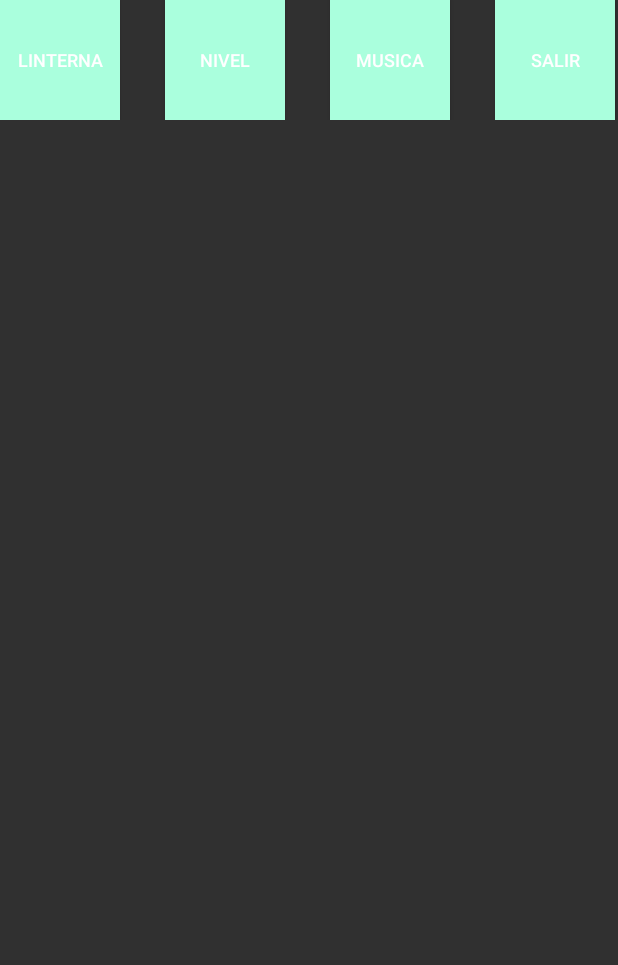
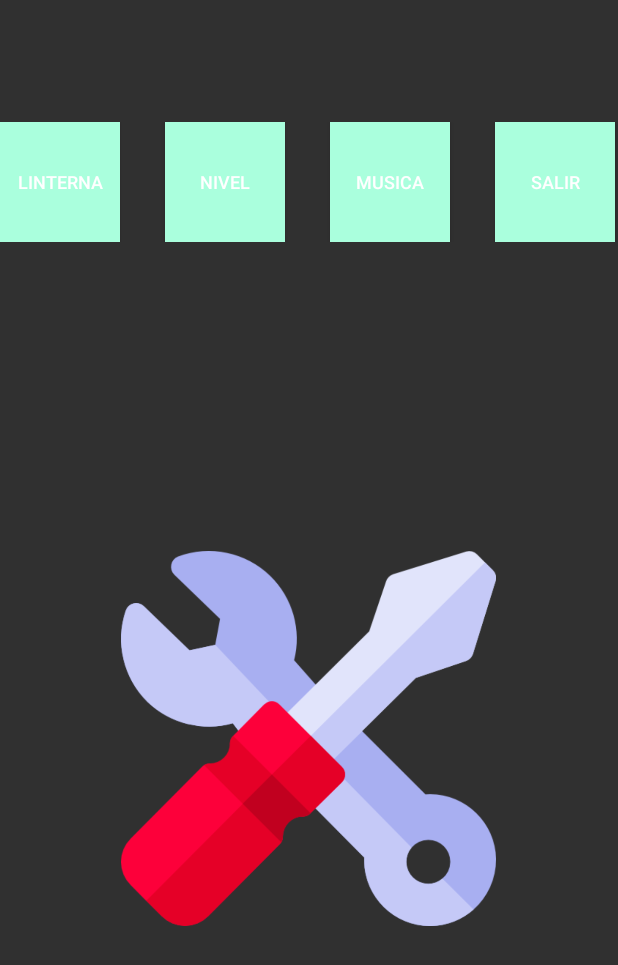
Before and after one commit to ikeer-gr/ProyectoMultiAppAndroid, an Android app: the herramientas screen opened directly, with no data from a screen before it, on a phone screen of 412 x 824 dp. Shown: the top 965 px of the screen. Run offline under Robolectric (Android 15) with nearby library versions, the phone set to English and light mode, and no system bars.

Commit message:
hasta imagenes fragmentos

```diff
--- a/app/src/main/java/com/example/ikergomezrubio/fragmento_menu.java
+++ b/app/src/main/java/com/example/ikergomezrubio/fragmento_menu.java
@@ -1,64 +1,23 @@
 package com.example.ikergomezrubio;
 
 import android.os.Bundle;
-
-import androidx.fragment.app.Fragment;
-
 import android.view.LayoutInflater;
 import android.view.View;
 import android.view.ViewGroup;
 
-/**
- * A simple {@link Fragment} subclass.
- * Use the {@link fragmento_menu#newInstance} factory method to
- * create an instance of this fragment.
- */
+import androidx.fragment.app.Fragment;
+
+
 public class fragmento_menu extends Fragment {
 
-    // TODO: Rename parameter arguments, choose names that match
-    // the fragment initialization parameters, e.g. ARG_ITEM_NUMBER
-    private static final String ARG_PARAM1 = "param1";
-    private static final String ARG_PARAM2 = "param2";
-
-    // TODO: Rename and change types of parameters
-    private String mParam1;
-    private String mParam2;
 
     public fragmento_menu() {
-        // Required empty public constructor
-    }
-
-    /**
-     * Use this factory method to create a new instance of
-     * this fragment using the provided parameters.
-     *
-     * @param param1 Parameter 1.
-     * @param param2 Parameter 2.
-     * @return A new instance of fragment fragmento_menu.
-     */
-    // TODO: Rename and change types and number of parameters
-    public static fragmento_menu newInstance(String param1, String param2) {
-        fragmento_menu fragment = new fragmento_menu();
-        Bundle args = new Bundle();
-        args.putString(ARG_PARAM1, param1);
-        args.putString(ARG_PARAM2, param2);
-        fragment.setArguments(args);
-        return fragment;
-    }
-
-    @Override
-    public void onCreate(Bundle savedInstanceState) {
-        super.onCreate(savedInstanceState);
-        if (getArguments() != null) {
-            mParam1 = getArguments().getString(ARG_PARAM1);
-            mParam2 = getArguments().getString(ARG_PARAM2);
-        }
     }
 
     @Override
     public View onCreateView(LayoutInflater inflater, ViewGroup container,
                              Bundle savedInstanceState) {
-        // Inflate the layout for this fragment
+
         return inflater.inflate(R.layout.fragment_fragmento_menu, container, false);
     }
 }
--- a/app/src/main/res/layout/activity_herramientas.xml
+++ b/app/src/main/res/layout/activity_herramientas.xml
@@ -7,12 +7,26 @@
     android:orientation="vertical"
     tools:context=".herramientas">
 
+    <Space
+        android:layout_width="match_parent"
+        android:layout_height="81dp" />
+
     <fragment
         android:id="@+id/menu_herramientas"
         android:name="com.example.ikergomezrubio.fragmento_menu"
         android:layout_width="match_parent"
         android:layout_height="wrap_content"
         tools:layout="@layout/fragment_fragmento_menu" />
+    <RelativeLayout
+        android:layout_width="match_parent"
+        android:layout_height="match_parent"
+        android:id="@+id/cont_herramientas"
+        android:gravity="center">
 
+        <ImageView
+            android:layout_width="250dp"
+            android:layout_height="398dp"
+            android:src="@drawable/herramienta" />
+    </RelativeLayout>
 
 </LinearLayout>
--- a/app/src/main/res/layout/fragment_fragmento_musica.xml
+++ b/app/src/main/res/layout/fragment_fragmento_musica.xml
@@ -5,10 +5,10 @@
     android:layout_height="match_parent"
     tools:context=".fragmento_musica">
 
-    <!-- TODO: Update blank fragment layout -->
-    <TextView
+    <ImageView
         android:layout_width="match_parent"
         android:layout_height="match_parent"
-        android:text="@string/hello_blank_fragment" />
+        android:src="@drawable/radioapagada"
+        android:id="@+id/musica"/>
 
 </FrameLayout>
--- a/app/src/main/res/layout/fragment_fragmento_nivel.xml
+++ b/app/src/main/res/layout/fragment_fragmento_nivel.xml
@@ -5,10 +5,9 @@
     android:layout_height="match_parent"
     tools:context=".fragmento_nivel">
 
-    <!-- TODO: Update blank fragment layout -->
     <TextView
         android:layout_width="match_parent"
         android:layout_height="match_parent"
-        android:text="@string/hello_blank_fragment" />
+        android:text="@string/niveltitulo" />
 
 </FrameLayout>
--- a/app/src/main/res/values/strings.xml
+++ b/app/src/main/res/values/strings.xml
@@ -35,5 +35,6 @@
     <string name="bherramientas">Herramientas</string>
     <!-- TODO: Remove or change this placeholder text -->
     <string name="hello_blank_fragment">Hello blank fragment</string>
+    <string name="niveltitulo">Bienvenido a mi nivel</string>
 
 </resources>
```
Also changed, not shown: app/src/main/java/com/example/ikergomezrubio/fragmento_linterna.java (+3 -45 lines), app/src/main/java/com/example/ikergomezrubio/fragmento_musica.java (+4 -46 lines), app/src/main/java/com/example/ikergomezrubio/fragmento_nivel.java (+4 -46 lines), app/src/main/res/layout/fragment_fragmento_linterna.xml (+7 -8 lines), app/src/main/res/drawable/herramienta.png (added), app/src/main/res/drawable/linernaapagada.png (added), app/src/main/res/drawable/linernaencendida.png (added), app/src/main/res/drawable/radioapagada.png (added), app/src/main/res/drawable/radioen.png (added).
